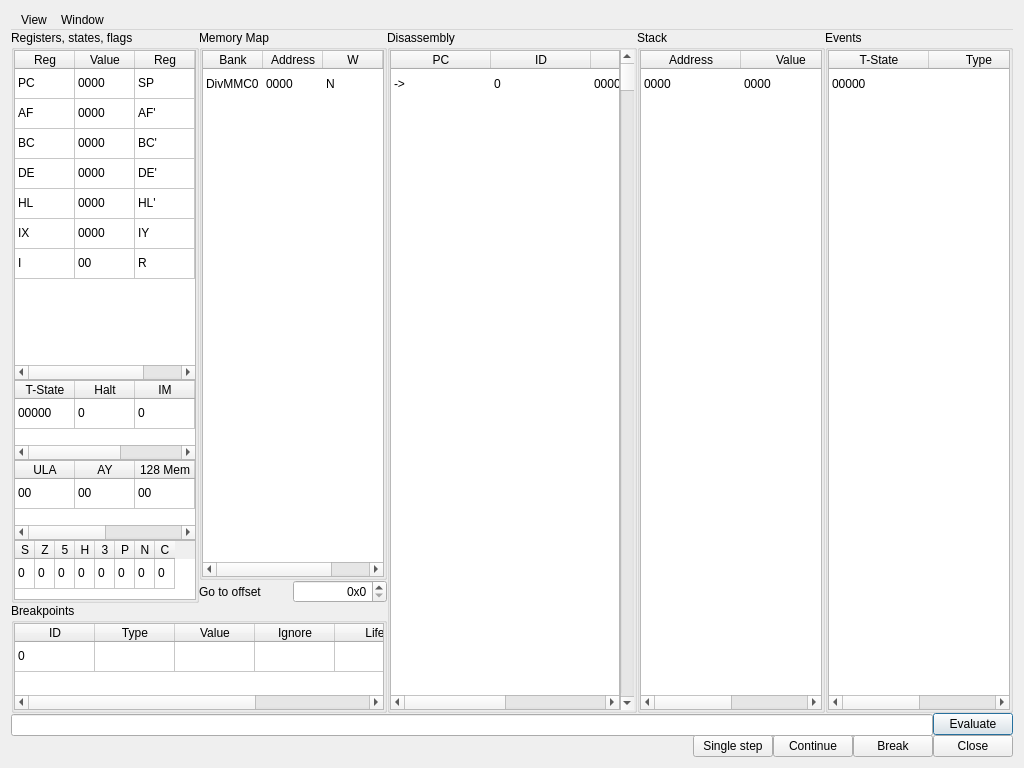
Qt form ui/qt/debugger.ui (mistificator/de-fuse) before a commit.
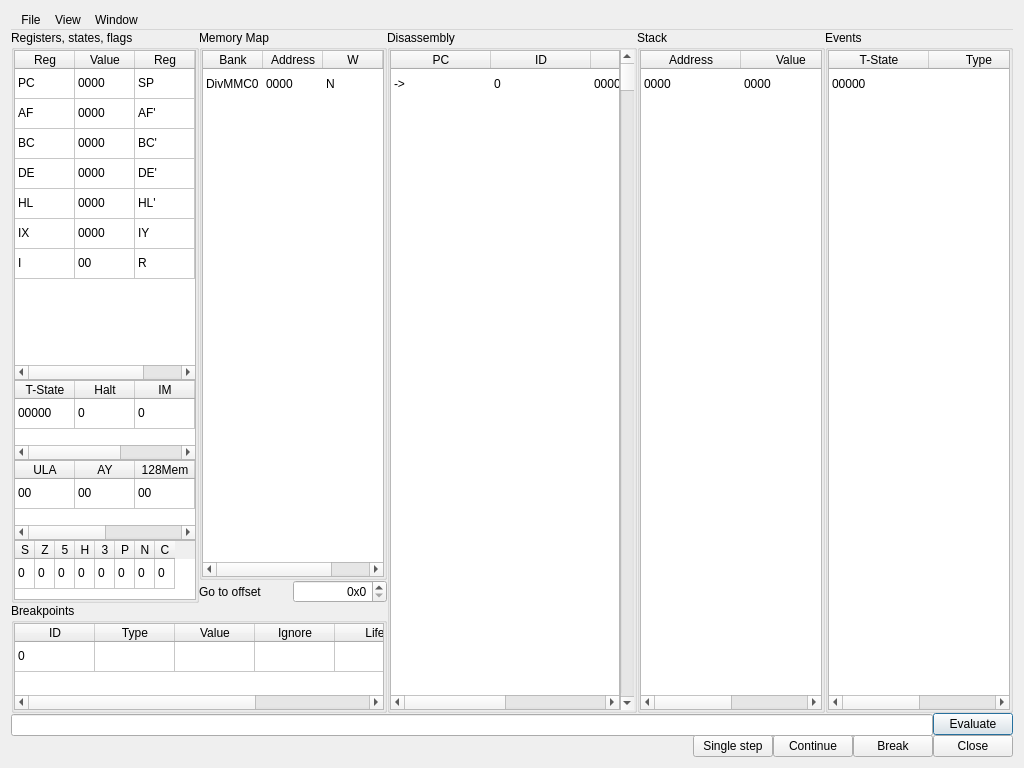
The same form after that commit. Icons and pictures are not drawn.

Commit message: Added events, stack and flags printing

What changed in the file:
```diff
--- a/ui/qt/debugger.ui
+++ b/ui/qt/debugger.ui
@@ -97,6 +97,13 @@
       <addaction name="actionStack"/>
       <addaction name="actionEvents"/>
      </widget>
+     <widget class="QMenu" name="menuFile">
+      <property name="title">
+       <string>File</string>
+      </property>
+      <addaction name="actionClose"/>
+     </widget>
+     <addaction name="menuFile"/>
      <addaction name="menuView"/>
      <addaction name="menuWindow"/>
     </widget>
@@ -606,12 +613,12 @@
         </column>
         <column>
          <property name="text">
-          <string>128 Mem</string>
+          <string>128Mem</string>
          </property>
         </column>
         <column>
          <property name="text">
-          <string>+3 Mem</string>
+          <string>+3Mem</string>
          </property>
         </column>
         <column>
```
Left out of the diff: 5 changed lines with no effect on the pictures. The commit also changes 2 other files.
